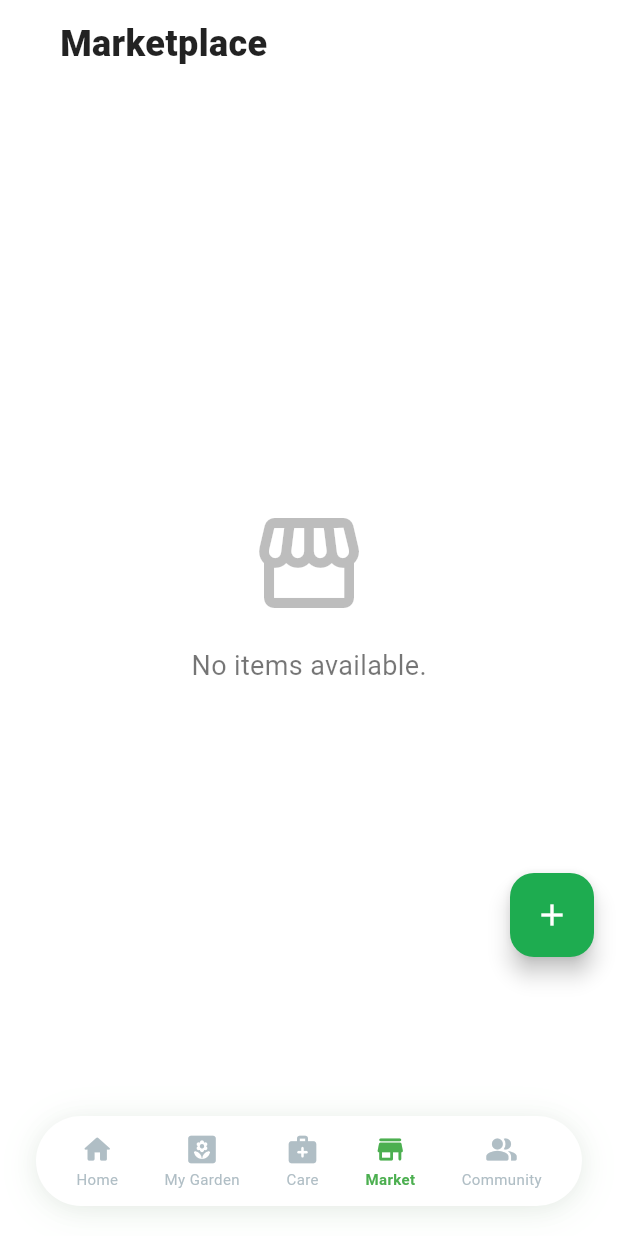
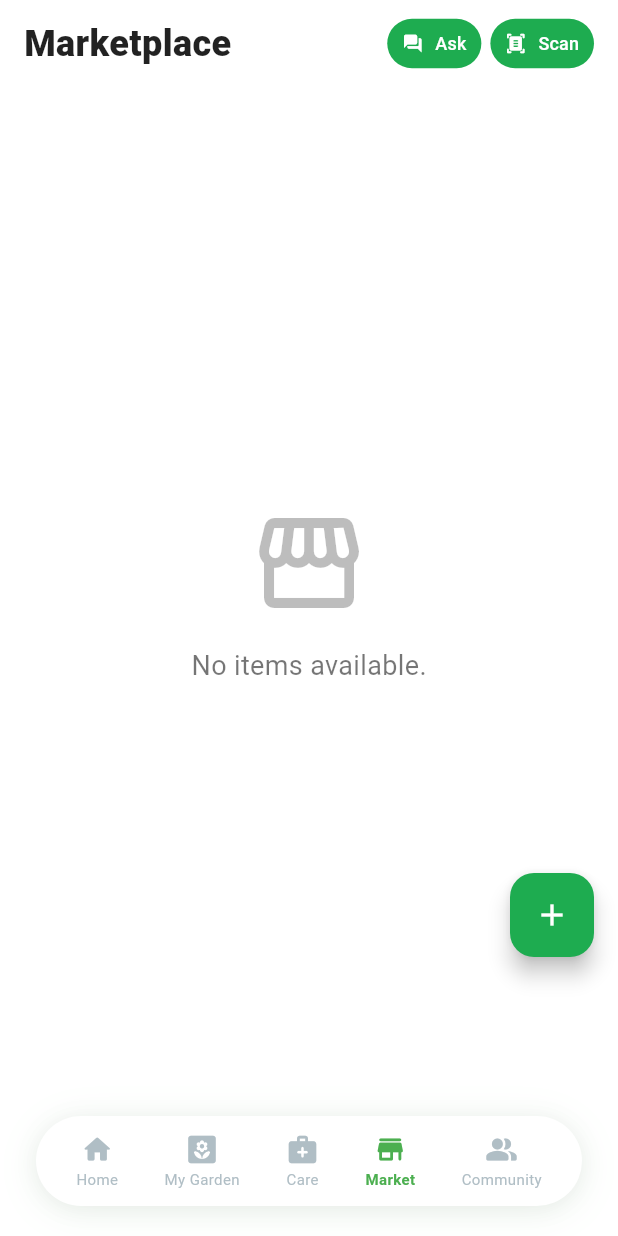
Before and after one commit to Pasindu86/plant_disease_detection_mobile_app, a Flutter app: the screen it shows once a user with an empty profile is signed in, item 4 of the bottom bar chosen, on a phone screen of 412 x 824 dp. Run offline on Flutter 3.47's test engine with Material 3 defaults, Android fonts, the phone set to English and light mode, and no system bars; our stand-ins replace cloud_firestore, firebase_auth, firebase_core, firebase_storage, flutter_dotenv, google_generative_ai and 2 more; missing offline and left inert: tflite_flutter; accounts and stored records are empty; network calls fail.

Commit message:
Add reusable header action buttons and bottom nav bar across pages

```diff
--- a/lib/pages/garden/garden_page.dart
+++ b/lib/pages/garden/garden_page.dart
@@ -3,6 +3,7 @@ import 'package:plant_disease_detection_mobile_app/services/reminder_service.dar
 import 'package:plant_disease_detection_mobile_app/models/reminder_model.dart';
 import 'package:plant_disease_detection_mobile_app/pages/garden/new_reminder_form.dart';
 import 'package:plant_disease_detection_mobile_app/widgets/custom_bottom_navbar.dart';
+import 'package:plant_disease_detection_mobile_app/widgets/header_action_buttons.dart';
 
 class GardenPage extends StatefulWidget {
   const GardenPage({super.key});
@@ -27,6 +28,10 @@ class _GardenPageState extends State<GardenPage> {
           'My Garden',
           style: TextStyle(color: Colors.black87, fontWeight: FontWeight.bold),
         ),
+        actions: const [
+          HeaderActionButtons(),
+          SizedBox(width: 16),
+        ],
       ),
       body: _buildGardenContent(),
       bottomNavigationBar: const CustomBottomNavBar(currentIndex: 1),
--- a/lib/pages/marketplace/marketplace_page.dart
+++ b/lib/pages/marketplace/marketplace_page.dart
@@ -4,6 +4,7 @@ import '../../models/market_item.dart';
 import '../../services/marketplace_service.dart';
 import '../../widgets/market_item_card.dart';
 import '../../widgets/custom_bottom_navbar.dart';
+import '../../widgets/header_action_buttons.dart';
 import 'add_item_page.dart';
 
 class MarketplacePage extends StatelessWidget {
@@ -26,8 +27,6 @@ class MarketplacePage extends StatelessWidget {
               padding: const EdgeInsets.symmetric(horizontal: 16.0, vertical: 12.0),
               child: Row(
                 children: [
-                  const SizedBox(width: 8),
-                  const SizedBox(width: 16),
                   const Text(
                     'Marketplace',
                     style: TextStyle(
@@ -36,6 +35,8 @@ class MarketplacePage extends StatelessWidget {
                       color: Colors.black87,
                     ),
                   ),
+                  const Spacer(),
+                  const HeaderActionButtons(),
                 ],
               ),
             ),
--- /dev/null
+++ b/lib/widgets/header_action_buttons.dart
@@ -0,0 +1,69 @@
+import 'package:flutter/material.dart';
+import '../pages/chat/chat_page.dart';
+import '../pages/scan/scan_page.dart';
+
+/// Reusable Ask & Scan action buttons for page headers.
+/// Use this widget in any page's AppBar or header row.
+class HeaderActionButtons extends StatelessWidget {
+  const HeaderActionButtons({super.key});
+
+  @override
+  Widget build(BuildContext context) {
+    return Row(
+      mainAxisSize: MainAxisSize.min,
+      children: [
+        // AI Assistant button
+        ElevatedButton.icon(
+          onPressed: () {
+            Navigator.push(
+              context,
+              MaterialPageRoute(builder: (_) => const ChatPage()),
+            );
+          },
+          icon: const Icon(Icons.forum_rounded, size: 14),
+          label: const Text('Ask', style: TextStyle(fontSize: 12)),
+          style: ElevatedButton.styleFrom(
+            backgroundColor: const Color(0xFF1EAC50),
+            foregroundColor: Colors.white,
+            elevation: 0,
+            minimumSize: Size.zero,
+            tapTargetSize: MaterialTapTargetSize.shrinkWrap,
+            shape: RoundedRectangleBorder(
+              borderRadius: BorderRadius.circular(18),
+            ),
+            padding: const EdgeInsets.symmetric(
+              horizontal: 10,
+              vertical: 8,
+            ),
+          ),
+        ),
+        const SizedBox(width: 6),
+        // Scan button
+        ElevatedButton.icon(
+          onPressed: () {
+            Navigator.push(
+              context,
+              MaterialPageRoute(builder: (_) => const ScanPage()),
+            );
+          },
+          icon: const Icon(Icons.document_scanner_rounded, size: 14),
+          label: const Text('Scan', style: TextStyle(fontSize: 12)),
+          style: ElevatedButton.styleFrom(
+            backgroundColor: const Color(0xFF1EAC50),
+            foregroundColor: Colors.white,
+            elevation: 0,
+            minimumSize: Size.zero,
+            tapTargetSize: MaterialTapTargetSize.shrinkWrap,
+            shape: RoundedRectangleBorder(
+              borderRadius: BorderRadius.circular(18),
+            ),
+            padding: const EdgeInsets.symmetric(
+              horizontal: 10,
+              vertical: 8,
+            ),
+          ),
+        ),
+      ],
+    );
+  }
+}
```
Also changed, not shown: lib/pages/home/home_page.dart (+2 -51 lines).
